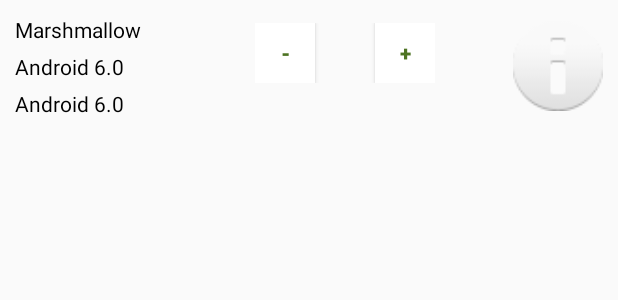
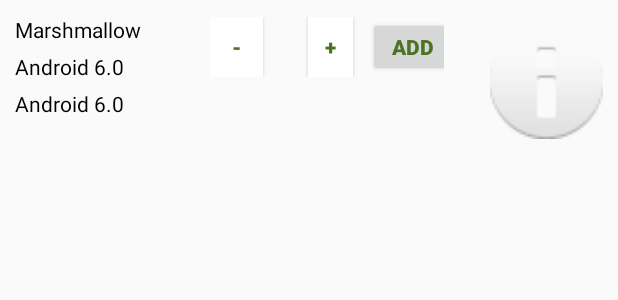
Before and after one commit to angelomedina/TerraSanaApp, an Android app: the layout row_item.xml on its own in the app's theme, with its tools: preview values and no code run, on a phone screen of 412 x 824 dp. Shown: the top 300 px of the screen. Run offline under Robolectric (Android 15) with nearby library versions, the phone set to English and light mode, and no system bars.

```diff
--- a/TerraSana/app/src/main/java/com/example/katty/terrasana/LoginActivity.java
+++ b/TerraSana/app/src/main/java/com/example/katty/terrasana/LoginActivity.java
@@ -22,6 +22,8 @@ public class LoginActivity extends AppCompatActivity implements View.OnClickList
 
     Button buttonSignIn,buttonVentanaRegistrar;
     EditText editTextEmail, editTextPass;
+
+    public static  String userEmail;
 
     FirebaseAuth.AuthStateListener mAuthListener;
 
@@ -73,6 +75,7 @@ public class LoginActivity extends AppCompatActivity implements View.OnClickList
     }
 
     private void iniciarSesion(String email,String pass){
+        userEmail = email;
         FirebaseAuth.getInstance().signInWithEmailAndPassword(email,pass).addOnCompleteListener(new OnCompleteListener<AuthResult>() {
             @Override
             public void onComplete(@NonNull Task<AuthResult> task) {
--- a/TerraSana/app/src/main/res/layout/row_item.xml
+++ b/TerraSana/app/src/main/res/layout/row_item.xml
@@ -32,50 +32,67 @@
         android:textColor="@android:color/black" />
 
     <LinearLayout xmlns:android="http://schemas.android.com/apk/res/android"
-        android:layout_width="120dp"
+        android:layout_width="156dp"
         android:layout_height="40dp"
-        android:layout_marginTop="5dp"
-        android:layout_marginLeft="160dp"
-        android:orientation="horizontal" >
+        android:layout_marginLeft="130dp"
+        android:layout_marginTop="1dp"
+        android:orientation="horizontal">
 
         <Button
-        android:id="@+id/disminuir"
-        android:layout_width="40dp"
-        android:layout_height="40dp"
-        android:background="@color/white"
-        android:textColor="@color/colorPrimary"
-        android:textStyle="bold"
-        android:text="@string/menos"/>
+            android:id="@+id/disminuir"
+            android:layout_width="35dp"
+            android:layout_height="match_parent"
+            android:background="@color/white"
+            android:text="@string/menos"
+            android:textColor="@color/colorPrimary"
+            android:textStyle="bold" />
 
 
         <TextView
             android:id="@+id/cantidad"
-            android:layout_width="40dp"
-            android:layout_height="30dp"
+            android:layout_width="30dp"
+            android:layout_height="20dp"
             android:textAlignment="center"
             android:textColor="@color/colorPrimary"
-            android:textStyle="bold"/>
+            android:textStyle="bold" />
 
         <Button
             android:id="@+id/aumentar"
-            android:layout_width="40dp"
+            android:layout_width="30dp"
+            android:layout_height="match_parent"
+            android:background="@color/white"
+            android:text="@string/mas"
+            android:textColor="@color/colorPrimary"
+            android:textStyle="bold" />
+
+        <TextView
+            android:id="@+id/espacio"
+            android:layout_width="10dp"
+            android:layout_height="10dp"
+            android:textAlignment="center"
+            android:textColor="@color/colorPrimary"
+            android:textStyle="bold" />
+
+        <Button
+            android:id="@+id/confirmar"
+            android:layout_width="60dp"
             android:layout_height="40dp"
-            android:background="@color/white"
+            android:text="Add"
             android:textColor="@color/colorPrimary"
-            android:textStyle="bold"
-            android:text="@string/mas"/>
-
+            android:textStyle="bold" />
 
 
     </LinearLayout>
+
     <ImageView
         android:id="@+id/imagen_row"
-        android:layout_width="60dp"
-        android:layout_height="60dp"
-        android:textColor="@color/colorPrimary"
+        android:layout_width="75dp"
+        android:layout_height="90dp"
         android:layout_alignParentEnd="true"
         android:layout_alignParentRight="true"
         android:layout_centerVertical="true"
-        android:src="@android:drawable/ic_dialog_info" />
+        android:src="@android:drawable/ic_dialog_info"
+        android:textColor="@color/colorPrimary" />
+
 
 </RelativeLayout>
```
Also changed, not shown: TerraSana/app/src/main/java/com/example/katty/terrasana/CatalogoActivity.java (+86 -6 lines), TerraSana/app/src/main/java/com/example/katty/terrasana/objetos/Carrito.java (added, +58 -0 lines), TerraSana/app/src/main/res/layout/activity_catalogo.xml (+8 -0 lines).
